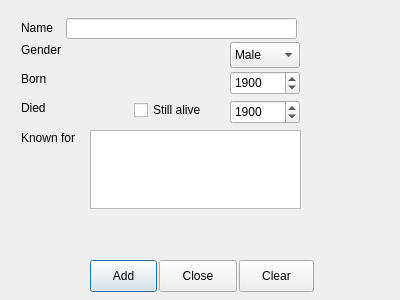
Old version of the form ui/adddialog.ui in the repository orriaxels/Hopur42.
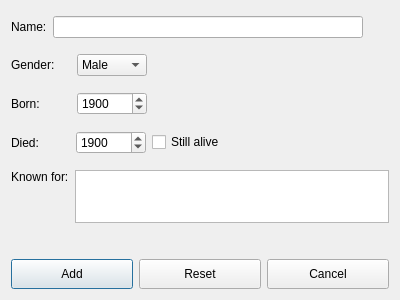
New version of the form.

Commit message:
Layout add, update/edit Scientists
Hægt að gera edit scientist.

Patch:
```diff
--- a/ui/adddialog.ui
+++ b/ui/adddialog.ui
@@ -31,113 +31,73 @@
   <property name="windowTitle">
    <string>Add Scientist</string>
   </property>
-  <widget class="QCheckBox" name="aliveAddcheckBox">
-   <property name="geometry">
-    <rect>
-     <x>134</x>
-     <y>100</y>
-     <width>81</width>
-     <height>20</height>
-    </rect>
-   </property>
-   <property name="text">
-    <string>Still alive</string>
-   </property>
-  </widget>
-  <widget class="QLabel" name="diedAddLabel">
-   <property name="geometry">
-    <rect>
-     <x>21</x>
-     <y>100</y>
-     <width>29</width>
-     <height>16</height>
-    </rect>
-   </property>
+  <layout class="QGridLayout" name="gridLayout">
+   <item row="0" column="0">
+    <layout class="QHBoxLayout" name="horizontalLayout_2">
+     <property name="topMargin">
+      <number>5</number>
+     </property>
+     <property name="bottomMargin">
+      <number>5</number>
+     </property>
+     <item>
+      <widget class="QLabel" name="nameAddLabel">
    <property name="text">
-    <string>Died</string>
+        <string>Name:</string>
    </property>
    <property name="buddy">
     <cstring>nameLineEdit</cstring>
    </property>
   </widget>
-  <widget class="QSpinBox" name="diedAddSpinBox">
-   <property name="geometry">
-    <rect>
-     <x>230</x>
-     <y>100</y>
-     <width>70</width>
-     <height>24</height>
-    </rect>
-   </property>
-   <property name="minimum">
-    <number>1000</number>
-   </property>
-   <property name="maximum">
-    <number>2010</number>
-   </property>
-   <property name="value">
-    <number>1900</number>
-   </property>
-  </widget>
-  <widget class="QSpinBox" name="bornAddSpinBox">
-   <property name="geometry">
-    <rect>
-     <x>230</x>
-     <y>71</y>
-     <width>70</width>
-     <height>24</height>
-    </rect>
-   </property>
-   <property name="minimum">
-    <number>1000</number>
-   </property>
-   <property name="maximum">
-    <number>2010</number>
-   </property>
-   <property name="value">
-    <number>1900</number>
-   </property>
-  </widget>
-  <widget class="QLabel" name="bornAddLabel">
-   <property name="geometry">
-    <rect>
-     <x>21</x>
-     <y>71</y>
-     <width>30</width>
-     <height>16</height>
-    </rect>
-   </property>
-   <property name="text">
-    <string>Born</string>
-   </property>
-   <property name="buddy">
-    <cstring>nameLineEdit</cstring>
-   </property>
-  </widget>
+     </item>
+     <item>
+      <widget class="QLineEdit" name="nameLineEdit"/>
+     </item>
+     <item>
+      <layout class="QHBoxLayout" name="horizontalLayout">
+       <item>
+        <widget class="QLabel" name="pictureLabel">
+         <property name="text">
+          <string/>
+         </property>
+        </widget>
+       </item>
+       <item>
+        <widget class="QLabel" name="pictureLabel_No">
+         <property name="text">
+          <string/>
+         </property>
+        </widget>
+       </item>
+      </layout>
+     </item>
+    </layout>
+   </item>
+   <item row="1" column="0">
+    <layout class="QHBoxLayout" name="horizontalLayout_3" stretch="5,5,20">
+     <property name="topMargin">
+      <number>5</number>
+     </property>
+     <property name="bottomMargin">
+      <number>5</number>
+     </property>
+     <item>
   <widget class="QLabel" name="genderAddLabel">
-   <property name="geometry">
-    <rect>
-     <x>21</x>
-     <y>42</y>
-     <width>46</width>
-     <height>16</height>
-    </rect>
-   </property>
    <property name="text">
-    <string>Gender</string>
+        <string>Gender:</string>
    </property>
    <property name="buddy">
     <cstring>nameLineEdit</cstring>
    </property>
   </widget>
+     </item>
+     <item>
   <widget class="QComboBox" name="gendrComboBox">
-   <property name="geometry">
-    <rect>
-     <x>230</x>
-     <y>42</y>
+       <property name="minimumSize">
+        <size>
      <width>70</width>
-     <height>26</height>
-    </rect>
+         <height>0</height>
+        </size>
    </property>
    <item>
     <property name="text">
@@ -150,123 +110,226 @@
     </property>
    </item>
   </widget>
+     </item>
+     <item>
+      <spacer name="horizontalSpacer">
+       <property name="orientation">
+        <enum>Qt::Horizontal</enum>
+       </property>
+       <property name="sizeHint" stdset="0">
+        <size>
+         <width>40</width>
+         <height>20</height>
+        </size>
+       </property>
+      </spacer>
+     </item>
+    </layout>
+   </item>
+   <item row="2" column="0">
+    <layout class="QHBoxLayout" name="horizontalLayout_4" stretch="5,5,20">
+     <property name="topMargin">
+      <number>5</number>
+     </property>
+     <property name="bottomMargin">
+      <number>5</number>
+     </property>
+     <item>
+      <widget class="QLabel" name="bornAddLabel">
+       <property name="text">
+        <string>Born:</string>
+       </property>
+       <property name="buddy">
+        <cstring>nameLineEdit</cstring>
+       </property>
+      </widget>
+     </item>
+     <item>
+      <widget class="QSpinBox" name="bornAddSpinBox">
+       <property name="minimumSize">
+        <size>
+         <width>70</width>
+         <height>0</height>
+        </size>
+       </property>
+       <property name="minimum">
+        <number>1000</number>
+       </property>
+       <property name="maximum">
+        <number>2010</number>
+       </property>
+       <property name="value">
+        <number>1900</number>
+       </property>
+      </widget>
+     </item>
+     <item>
+      <spacer name="horizontalSpacer_2">
+       <property name="orientation">
+        <enum>Qt::Horizontal</enum>
+       </property>
+       <property name="sizeHint" stdset="0">
+        <size>
+         <width>40</width>
+         <height>20</height>
+        </size>
+       </property>
+      </spacer>
+     </item>
+    </layout>
+   </item>
+   <item row="3" column="0">
+    <layout class="QHBoxLayout" name="horizontalLayout_5" stretch="5,5,5,14">
+     <property name="topMargin">
+      <number>5</number>
+     </property>
+     <property name="bottomMargin">
+      <number>5</number>
+     </property>
+     <item>
+      <widget class="QLabel" name="diedAddLabel">
+       <property name="text">
+        <string>Died:</string>
+       </property>
+       <property name="buddy">
+        <cstring>nameLineEdit</cstring>
+       </property>
+      </widget>
+     </item>
+     <item>
+      <widget class="QSpinBox" name="diedAddSpinBox">
+       <property name="minimumSize">
+        <size>
+         <width>70</width>
+         <height>0</height>
+        </size>
+       </property>
+       <property name="minimum">
+        <number>1000</number>
+       </property>
+       <property name="maximum">
+        <number>2010</number>
+       </property>
+       <property name="value">
+        <number>1900</number>
+       </property>
+      </widget>
+     </item>
+     <item>
+      <widget class="QCheckBox" name="aliveAddcheckBox">
+       <property name="text">
+        <string>Still alive</string>
+       </property>
+      </widget>
+     </item>
+     <item>
+      <spacer name="horizontalSpacer_3">
+       <property name="orientation">
+        <enum>Qt::Horizontal</enum>
+       </property>
+       <property name="sizeHint" stdset="0">
+        <size>
+         <width>40</width>
+         <height>20</height>
+        </size>
+       </property>
+      </spacer>
+     </item>
+    </layout>
+   </item>
+   <item row="4" column="0">
+    <layout class="QGridLayout" name="gridLayout_2">
+     <property name="topMargin">
+      <number>5</number>
+     </property>
+     <property name="bottomMargin">
+      <number>30</number>
+     </property>
+     <item row="0" column="0">
+      <layout class="QVBoxLayout" name="verticalLayout" stretch="1">
+       <item>
   <widget class="QLabel" name="knownForLabel">
-   <property name="geometry">
-    <rect>
-     <x>21</x>
-     <y>130</y>
-     <width>71</width>
-     <height>16</height>
-    </rect>
-   </property>
    <property name="text">
-    <string>Known for</string>
-   </property>
-   <property name="buddy">
-    <cstring>nameLineEdit</cstring>
-   </property>
-  </widget>
-  <widget class="QPlainTextEdit" name="knownForText">
-   <property name="geometry">
-    <rect>
-     <x>90</x>
-     <y>130</y>
-     <width>211</width>
-     <height>79</height>
-    </rect>
-   </property>
-  </widget>
-  <widget class="QLabel" name="pictureLabel">
-   <property name="geometry">
-    <rect>
-     <x>310</x>
-     <y>18</y>
-     <width>31</width>
-     <height>21</height>
-    </rect>
-   </property>
-   <property name="text">
-    <string/>
-   </property>
-  </widget>
-  <widget class="QLabel" name="pictureLabel_No">
-   <property name="geometry">
-    <rect>
-     <x>310</x>
-     <y>18</y>
-     <width>31</width>
-     <height>21</height>
-    </rect>
-   </property>
-   <property name="text">
-    <string/>
-   </property>
-  </widget>
-  <widget class="QLineEdit" name="nameLineEdit">
-   <property name="geometry">
-    <rect>
-     <x>66</x>
-     <y>18</y>
-     <width>231</width>
-     <height>21</height>
-    </rect>
-   </property>
-  </widget>
-  <widget class="QLabel" name="nameAddLabel">
-   <property name="geometry">
-    <rect>
-     <x>21</x>
-     <y>20</y>
-     <width>37</width>
-     <height>16</height>
-    </rect>
-   </property>
-   <property name="text">
-    <string>Name</string>
-   </property>
+          <string>Known for:</string>
+         </property>
+         <property name="alignment">
+          <set>Qt::AlignLeading|Qt::AlignLeft|Qt::AlignTop</set>
+         </property>
+         <property name="wordWrap">
+          <bool>false</bool>
+         </property>
+         <property name="margin">
+          <number>0</number>
+         </property>
    <property name="buddy">
     <cstring>nameLineEdit</cstring>
    </property>
   </widget>
+       </item>
+      </layout>
+     </item>
+     <item row="0" column="1">
+      <layout class="QVBoxLayout" name="verticalLayout_2" stretch="1">
+       <item>
+        <widget class="QPlainTextEdit" name="knownForText"/>
+       </item>
+      </layout>
+     </item>
+    </layout>
+   </item>
+   <item row="5" column="0">
+    <layout class="QHBoxLayout" name="horizontalLayout_7">
+     <item>
   <widget class="QPushButton" name="addToDB">
-   <property name="geometry">
-    <rect>
-     <x>90</x>
-     <y>260</y>
-     <width>67</width>
-     <height>32</height>
-    </rect>
+       <property name="minimumSize">
+        <size>
+         <width>0</width>
+         <height>30</height>
+        </size>
    </property>
    <property name="text">
     <string>Add</string>
    </property>
-  </widget>
-  <widget class="QPushButton" name="exitAddWindow">
-   <property name="geometry">
-    <rect>
-     <x>159</x>
-     <y>260</y>
-     <width>78</width>
-     <height>32</height>
-    </rect>
-   </property>
-   <property name="text">
-    <string>Close</string>
-   </property>
-  </widget>
+       <property name="iconSize">
+        <size>
+         <width>16</width>
+         <height>16</height>
+        </size>
+       </property>
+       <property name="flat">
+        <bool>false</bool>
+       </property>
+      </widget>
+     </item>
+     <item>
   <widget class="QPushButton" name="clearEdit">
-   <property name="geometry">
-    <rect>
-     <x>239</x>
-     <y>260</y>
-     <width>75</width>
-     <height>32</height>
-    </rect>
+       <property name="minimumSize">
+        <size>
+         <width>0</width>
+         <height>30</height>
+        </size>
    </property>
    <property name="text">
-    <string>Clear</string>
-   </property>
-  </widget>
+        <string>Reset</string>
+       </property>
+      </widget>
+     </item>
+     <item>
+      <widget class="QPushButton" name="exitAddWindow">
+       <property name="minimumSize">
+        <size>
+         <width>0</width>
+         <height>30</height>
+        </size>
+       </property>
+       <property name="text">
+        <string>Cancel</string>
+       </property>
+      </widget>
+     </item>
+    </layout>
+   </item>
+  </layout>
   <zorder>nameLineEdit</zorder>
   <zorder>nameAddLabel</zorder>
   <zorder>addToDB</zorder>
```
Left out of the diff: 8 changed lines with no effect on the pictures. Lines whose indentation alone changed are shown as unchanged. The commit also changes 11 other files.
